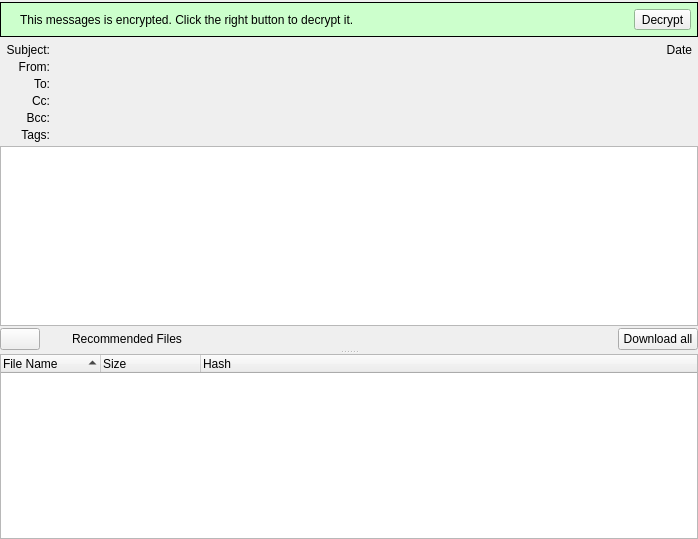
Qt form retroshare-gui/src/gui/msgs/MessageWidget.ui (RetroShare/RetroShare) before a commit.
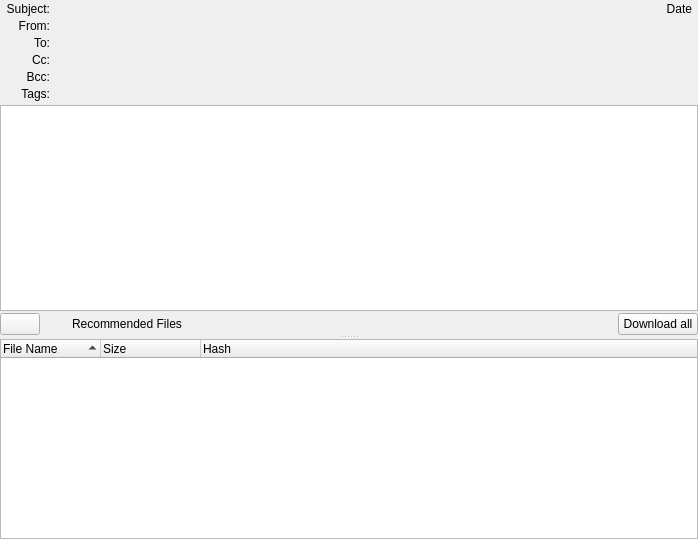
The same form after that commit. Icons and pictures are not drawn. Custom widgets are drawn as their Qt base class.

The edit to the form file:
```diff
--- a/retroshare-gui/src/gui/msgs/MessageWidget.ui
+++ b/retroshare-gui/src/gui/msgs/MessageWidget.ui
@@ -23,7 +23,7 @@
    <property name="bottomMargin">
     <number>0</number>
    </property>
-   <item row="1" column="0">
+   <item row="0" column="0">
     <widget class="QSplitter" name="msgSplitter">
      <property name="orientation">
       <enum>Qt::Vertical</enum>
@@ -414,125 +414,6 @@
      </widget>
     </widget>
    </item>
-   <item row="0" column="0">
-    <widget class="QFrame" name="decryptFrame">
-     <property name="palette">
-      <palette>
-       <active>
-        <colorrole role="Base">
-         <brush brushstyle="SolidPattern">
-          <color alpha="255">
-           <red>255</red>
-           <green>255</green>
-           <blue>255</blue>
-          </color>
-         </brush>
-        </colorrole>
-        <colorrole role="Window">
-         <brush brushstyle="SolidPattern">
-          <color alpha="255">
-           <red>204</red>
-           <green>255</green>
-           <blue>204</blue>
-          </color>
-         </brush>
-        </colorrole>
-       </active>
-       <inactive>
-        <colorrole role="Base">
-         <brush brushstyle="SolidPattern">
-          <color alpha="255">
-           <red>255</red>
-           <green>255</green>
-           <blue>255</blue>
-          </color>
-         </brush>
-        </colorrole>
-        <colorrole role="Window">
-         <brush brushstyle="SolidPattern">
-          <color alpha="255">
-           <red>204</red>
-           <green>255</green>
-           <blue>204</blue>
-          </color>
-         </brush>
-        </colorrole>
-       </inactive>
-       <disabled>
-        <colorrole role="Base">
-         <brush brushstyle="SolidPattern">
-          <color alpha="255">
-           <red>204</red>
-           <green>255</green>
-           <blue>204</blue>
-          </color>
-         </brush>
-        </colorrole>
-        <colorrole role="Window">
-         <brush brushstyle="SolidPattern">
-          <color alpha="255">
-           <red>204</red>
-           <green>255</green>
-           <blue>204</blue>
-          </color>
-         </brush>
-        </colorrole>
-       </disabled>
-      </palette>
-     </property>
-     <property name="autoFillBackground">
-      <bool>true</bool>
-     </property>
-     <property name="frameShape">
-      <enum>QFrame::Box</enum>
-     </property>
-     <layout class="QHBoxLayout" name="horizontalLayout">
-      <property name="spacing">
-       <number>6</number>
-      </property>
-      <property name="margin">
-       <number>6</number>
-      </property>
-      <item>
-       <widget class="QLabel" name="decryptImage">
-        <property name="text">
-         <string/>
-        </property>
-        <property name="pixmap">
-         <pixmap resource="../images.qrc">:/images/mail-encrypted-full.png</pixmap>
-        </property>
-       </widget>
-      </item>
-      <item>
-       <widget class="QLabel" name="decryptLabel">
-        <property name="text">
-         <string>This messages is encrypted. Click the right button to decrypt it.</string>
-        </property>
-       </widget>
-      </item>
-      <item>
-       <spacer name="horizontalSpacer">
-        <property name="orientation">
-         <enum>Qt::Horizontal</enum>
-        </property>
-        <property name="sizeHint" stdset="0">
-         <size>
-          <width>280</width>
-          <height>20</height>
-         </size>
-        </property>
-       </spacer>
-      </item>
-      <item>
-       <widget class="QToolButton" name="decryptButton">
-        <property name="text">
-         <string>Decrypt</string>
-        </property>
-       </widget>
-      </item>
-     </layout>
-    </widget>
-   </item>
   </layout>
   <action name="actionPrint">
    <property name="text">
```
